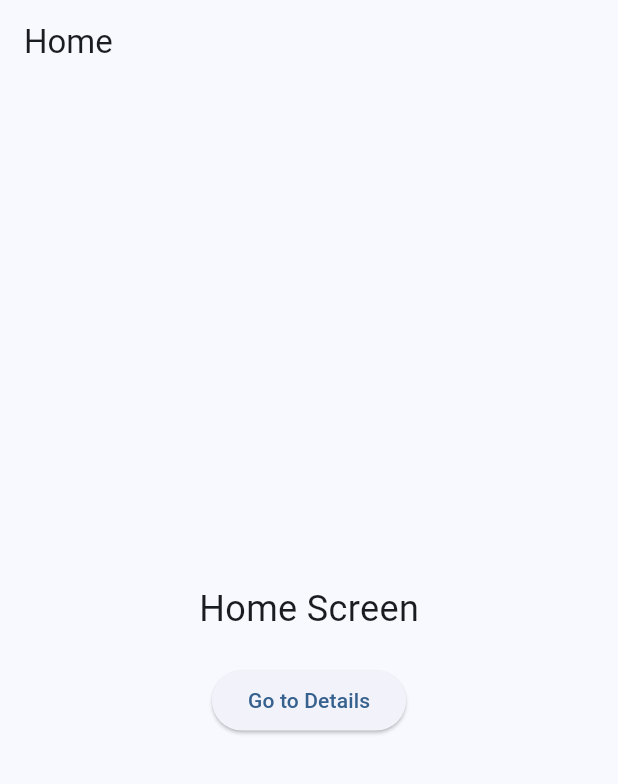
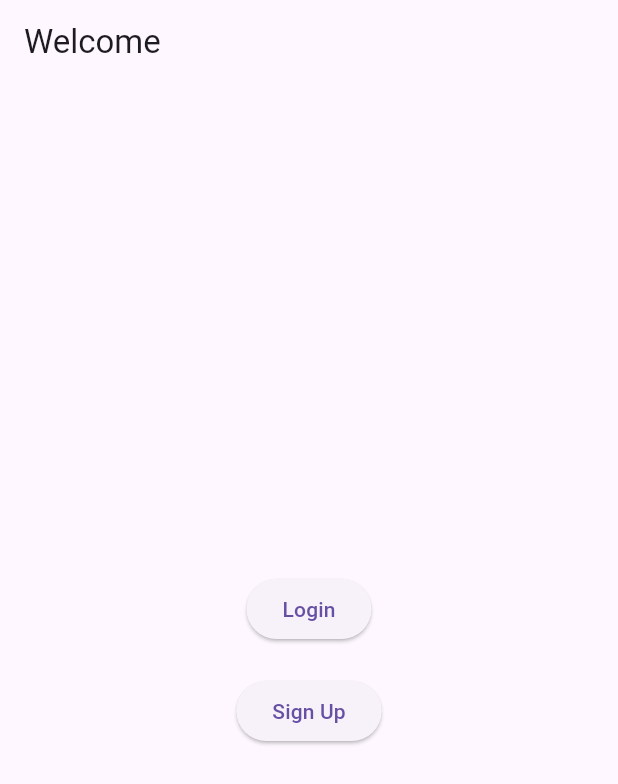
Before and after one commit to maharanakk/kiran_maharana_hdfc_hackathon_2026, a Flutter app: the screen it shows after launch, on a phone screen of 412 x 824 dp. Shown: the top 784 px of the screen. Run offline on Flutter 3.47's test engine with Material 3 defaults, Android fonts, the phone set to English and light mode, and no system bars; our stand-ins replace flutter_bloc.

Commit message:
Initial Pafe setup with two buttons

```diff
--- /dev/null
+++ b/lib/features/init/presentation/bloc/init_bloc.dart
@@ -0,0 +1,16 @@
+import 'package:flutter_bloc/flutter_bloc.dart';
+import 'package:kiran_maharana_hdfc_hackathon_2026/features/init/presentation/bloc/init_event.dart';
+import 'package:kiran_maharana_hdfc_hackathon_2026/features/init/presentation/bloc/init_state.dart';
+
+class InitialBloc extends Bloc<InitialEvent, InitialState> {
+  InitialBloc() : super(InitialStateInitial()) {
+
+    on<LoginClicked>((event, emit) {
+      emit(LoginPageState());
+    });
+
+    on<SignUpClicked>((event, emit) {
+      emit(SignUpPageState());
+    });
+  }
+}
--- /dev/null
+++ b/lib/features/init/presentation/bloc/init_event.dart
@@ -0,0 +1,5 @@
+abstract class InitialEvent {}
+
+class LoginClicked extends InitialEvent {}
+
+class SignUpClicked extends InitialEvent {}
--- /dev/null
+++ b/lib/features/init/presentation/bloc/init_state.dart
@@ -0,0 +1,7 @@
+abstract class InitialState {}
+
+class InitialStateInitial extends InitialState {}
+
+class LoginPageState extends InitialState {}
+
+class SignUpPageState extends InitialState {}
--- /dev/null
+++ b/lib/features/init/presentation/page/init_page.dart
@@ -0,0 +1,75 @@
+import 'package:flutter/material.dart';
+import 'package:flutter_bloc/flutter_bloc.dart';
+import 'package:kiran_maharana_hdfc_hackathon_2026/features/init/presentation/bloc/init_bloc.dart';
+import 'package:kiran_maharana_hdfc_hackathon_2026/features/init/presentation/bloc/init_event.dart';
+import 'package:kiran_maharana_hdfc_hackathon_2026/features/init/presentation/bloc/init_state.dart';
+import 'package:kiran_maharana_hdfc_hackathon_2026/features/login/presentation/pages/login_page.dart';
+import 'package:kiran_maharana_hdfc_hackathon_2026/features/signup/presentation/signup_page.dart';
+
+class InitialPage extends StatelessWidget {
+  const InitialPage({super.key});
+
+  @override
+  Widget build(BuildContext context) {
+    return BlocProvider(
+      create: (_) => InitialBloc(),
+
+      child: BlocListener<InitialBloc, InitialState>(
+        listener: (context, state) {
+
+          if (state is LoginPageState) {
+            Navigator.push(
+              context,
+              MaterialPageRoute(
+                builder: (context) => const LoginPage(),
+              ),
+            );
+          }
+
+          if (state is SignUpPageState) {
+            Navigator.push(
+              context,
+              MaterialPageRoute(
+                builder: (context) => const SignupPage(),
+              ),
+            );
+          }
+        },
+
+        child: Scaffold(
+          appBar: AppBar(
+            title: const Text('Welcome'),
+          ),
+
+          body: Center(
+            child: Column(
+              mainAxisAlignment: MainAxisAlignment.center,
+              children: [
+
+                ElevatedButton(
+                  onPressed: () {
+                    context.read<InitialBloc>().add(
+                      LoginClicked(),
+                    );
+                  },
+                  child: const Text('Login'),
+                ),
+
+                const SizedBox(height: 20),
+
+                ElevatedButton(
+                  onPressed: () {
+                    context.read<InitialBloc>().add(
+                      SignUpClicked(),
+                    );
+                  },
+                  child: const Text('Sign Up'),
+                ),
+              ],
+            ),
+          ),
+        ),
+      ),
+    );
+  }
+}
--- a/lib/main.dart
+++ b/lib/main.dart
@@ -1,23 +1,18 @@
 import 'package:flutter/material.dart';
-import 'package:kiran_maharana_hdfc_hackathon_2026/features/home/home_page.dart';
+import 'package:kiran_maharana_hdfc_hackathon_2026/features/init/presentation/page/init_page.dart';
 
 void main() {
-  runApp(const HackathonApp());
+  runApp(const MyApp());
 }
 
-class HackathonApp extends StatelessWidget {
-  const HackathonApp({super.key});
+class MyApp extends StatelessWidget {
+  const MyApp({super.key});
 
   @override
   Widget build(BuildContext context) {
     return MaterialApp(
       debugShowCheckedModeBanner: false,
-      title: 'HDFC Hackathon 2026',
-      theme: ThemeData(
-        colorScheme: ColorScheme.fromSeed(seedColor: Colors.blue),
-        useMaterial3: true,
-      ),
-      home: const HomeScreen(),
+      home: const InitialPage(),
     );
   }
 }
```
Also changed, not shown: lib/features/login/presentation/bloc/login_bloc.dart (added, +19 -0 lines), lib/features/login/presentation/bloc/login_event.dart (added, +8 -0 lines), lib/features/login/presentation/bloc/login_state.dart (added, +13 -0 lines), lib/features/login/presentation/pages/login_page.dart (added, +43 -0 lines), lib/features/signup/presentation/signup_page.dart (added, +10 -0 lines), pubspec.yaml (+4 -25 lines), pubspec.lock, 1 other file.
